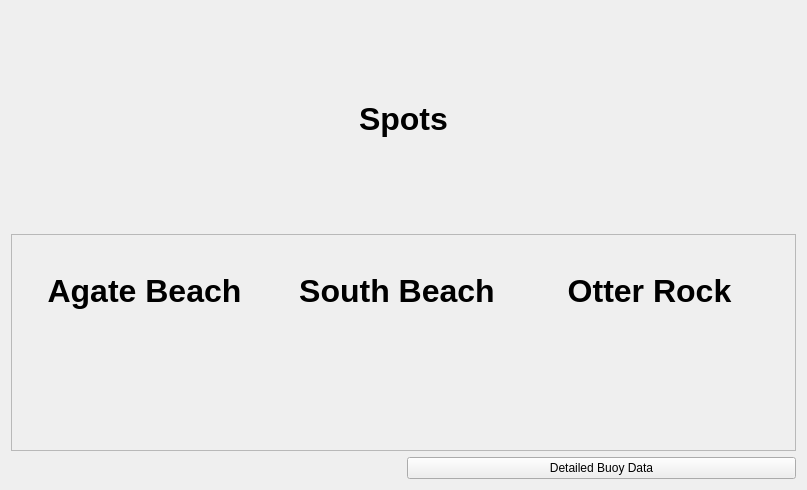
shindelr/SpotRater, file src/uiFiles/homeWidgV2.ui: the form before one commit.
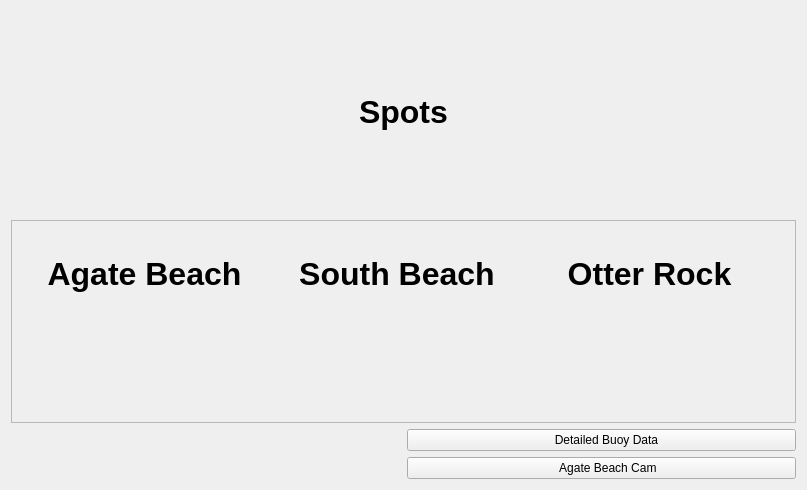
The form after the commit. Icons and pictures are not drawn.

Commit message: Added a camera button to the homepage. Next up, link the services and generate the image on the click of a button

```diff
--- a/src/uiFiles/homeWidgV2.ui
+++ b/src/uiFiles/homeWidgV2.ui
@@ -13,7 +13,7 @@
   <property name="windowTitle">
    <string>Form</string>
   </property>
-  <layout class="QVBoxLayout" name="verticalLayout">
+  <layout class="QVBoxLayout" name="verticalLayout_2">
    <item>
     <widget class="QLabel" name="title">
      <property name="text">
@@ -137,6 +137,8 @@
       </widget>
      </item>
      <item>
+      <layout class="QVBoxLayout" name="verticalLayout">
+       <item>
       <widget class="QPushButton" name="toBuoyData">
        <property name="cursor">
         <cursorShape>PointingHandCursor</cursorShape>
@@ -145,7 +147,7 @@
         <bool>false</bool>
        </property>
        <property name="text">
-        <string>Detailed Buoy Data</string>
+          <string>   Detailed Buoy Data</string>
        </property>
        <property name="icon">
         <iconset>
@@ -158,6 +160,25 @@
         </size>
        </property>
       </widget>
+       </item>
+       <item>
+        <widget class="QPushButton" name="toCamImage">
+         <property name="text">
+          <string>    Agate Beach Cam</string>
+         </property>
+         <property name="icon">
+          <iconset>
+           <normaloff>../../assets/icons/camera32.png</normaloff>../../assets/icons/camera32.png</iconset>
+         </property>
+         <property name="iconSize">
+          <size>
+           <width>32</width>
+           <height>32</height>
+          </size>
+         </property>
+        </widget>
+       </item>
+      </layout>
      </item>
     </layout>
    </item>
```
Lines whose indentation alone changed are shown as unchanged. The commit also changes 273 other files.
